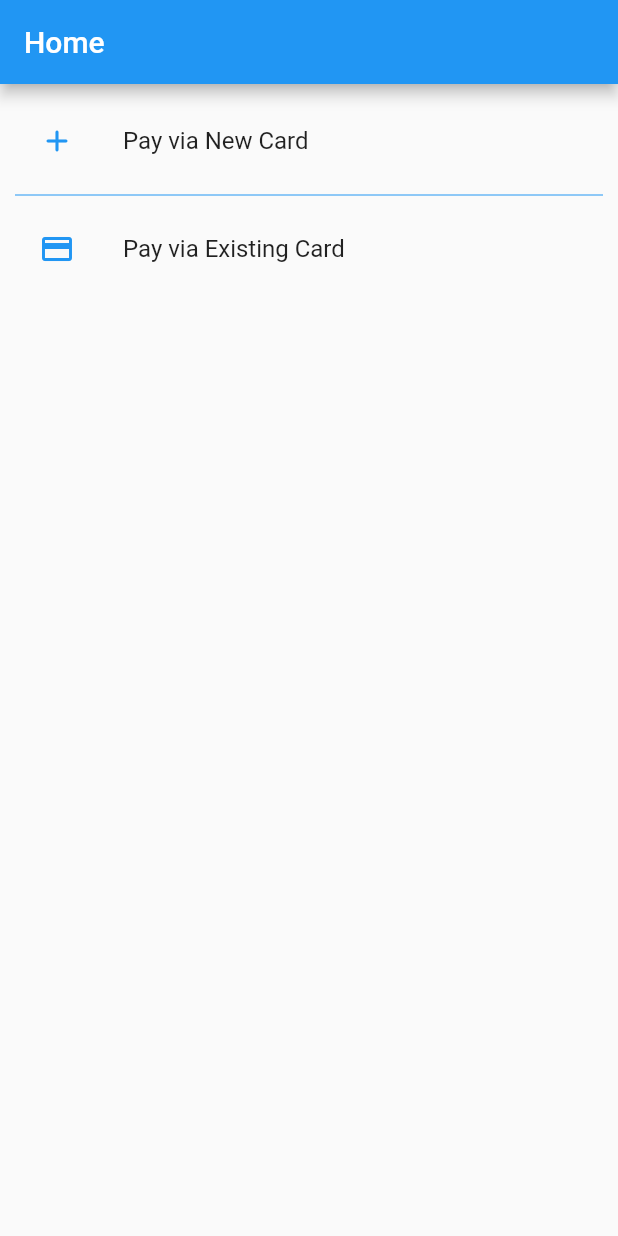
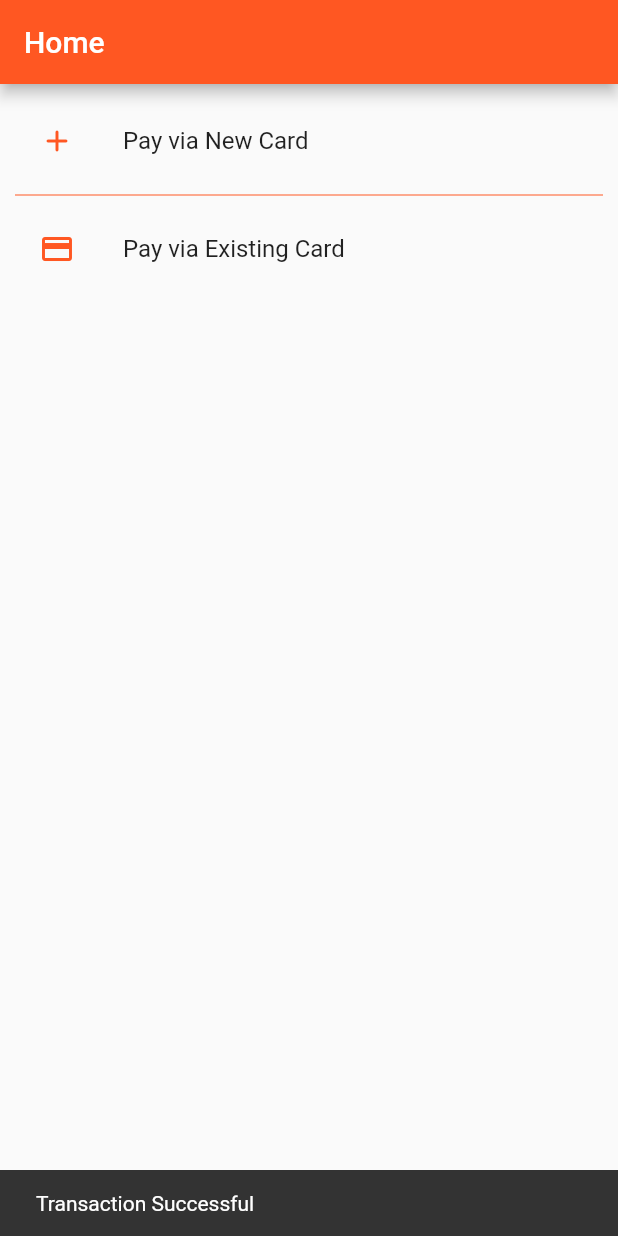
Before and after one commit to MdRasheeqZaman/StripePaymentGatewayDemo, a Flutter app: the screen it shows after launch, after a tap on "Pay via New Card", on a phone screen of 412 x 824 dp. Run offline on Flutter 3.47's test engine with Material 2 defaults, Android fonts, the phone set to English and light mode, and no system bars.

Commit message:
Add: Snackbar for 'Pay With New Card' Option

```diff
--- a/lib/main.dart
+++ b/lib/main.dart
@@ -14,7 +14,7 @@ class MyApp extends StatelessWidget {
       debugShowCheckedModeBanner: false,
       title: 'Flutter Demo',
       theme: ThemeData(
-        primarySwatch: Colors.blue,
+        primarySwatch: Colors.deepOrange,
       ),
       initialRoute: '/home',
       routes: {
--- a/lib/pages/existing_cards.dart
+++ b/lib/pages/existing_cards.dart
@@ -14,10 +14,7 @@ class ExistingCardsPageState extends State<ExistingCardsPage> {
       appBar: AppBar(
         title: Text('Choose a card'),
       ),
-      body: Container(
-        padding: EdgeInsets.all(10.0),
-        child: Text('Existing Card'),
-      ),
+      body: Text('Existing Card Page'),
     );
   }
 }
--- a/lib/pages/home.dart
+++ b/lib/pages/home.dart
@@ -1,4 +1,5 @@
 import 'package:flutter/material.dart';
+import 'package:stripe_payment_gateway_demo/services/payment_service.dart';
 
 class HomePage extends StatefulWidget {
   const HomePage({Key? key}) : super(key: key);
@@ -39,6 +40,18 @@ class HomePageState extends State<HomePage> {
   }
 
   onItemPress(BuildContext context, int index) {
-    print('Index: ${index.toString()}');
+    switch(index){
+      case 0:
+        StripeTransactionResponse response = StripeService.payWithNewCard(amount: '15000', currency: 'USD');
+        if(response.success){
+          ScaffoldMessenger.of(context).showSnackBar(
+            SnackBar(content: Text(response.message), duration: Duration(milliseconds: 2000),)
+          );
+        }
+        break;
+      case 1:
+        Navigator.pushNamed(context, '/existing-cards');
+        break;
+    }
   }
 }
--- /dev/null
+++ b/lib/services/payment_service.dart
@@ -0,0 +1,14 @@
+class StripeTransactionResponse {
+  String message;
+  bool success;
+  StripeTransactionResponse({required this.message, required this.success});
+}
+
+class StripeService {
+  static String apiBase = 'https://api.base.com//v1';
+  static String secret = '';
+
+  static StripeTransactionResponse payWithNewCard({required String amount, required String currency}){
+    return StripeTransactionResponse(message: 'Transaction Successful', success: true);
+  }
+}
```
